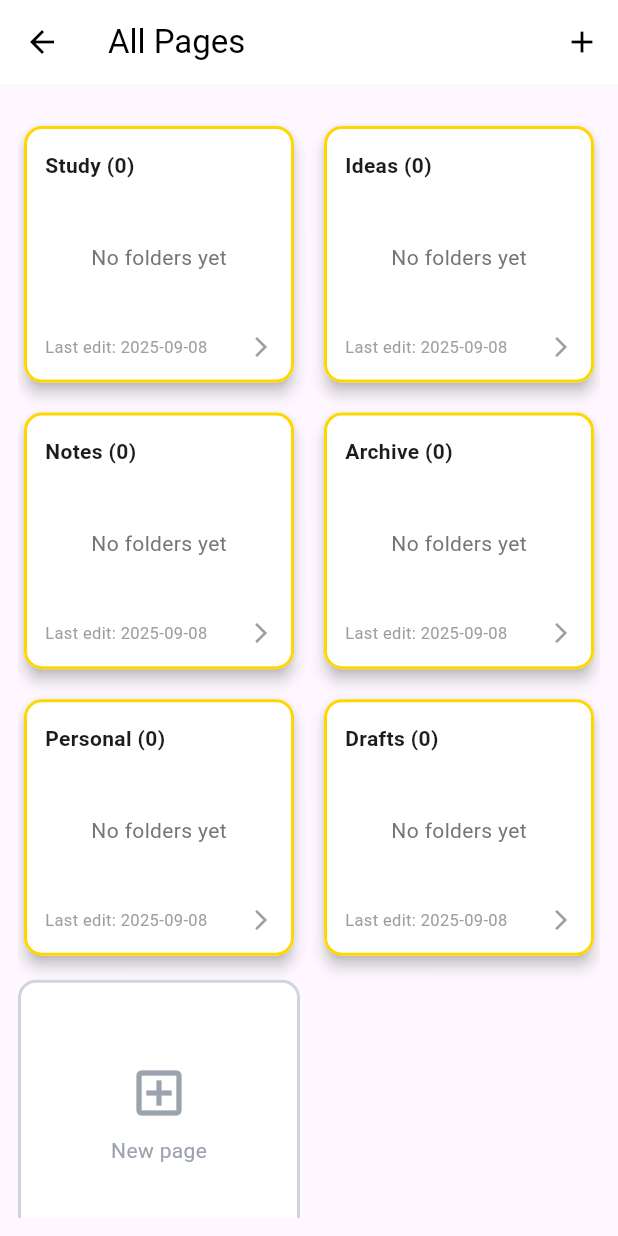
After one commit to Mohamed03-T/Note-App, a Flutter app: the screen it shows after launch, after a tap on an icon or button, on a phone screen of 412 x 824 dp. The commit adds this screen. Run offline on Flutter 3.47's test engine with Material 3 defaults, Android fonts, the phone set to English and light mode, and no system bars; our stand-ins replace image_picker.

Commit message:
new page for all_pages_screen

```diff
--- /dev/null
+++ b/lib/models/page_model.dart
@@ -0,0 +1,18 @@
+import 'package:flutter/material.dart';
+
+class PageModel {
+  String id;
+  String title;
+  int folderCount;
+  DateTime lastModified;
+  Color color;
+
+  PageModel({
+    required this.id,
+    required this.title,
+    this.folderCount = 0,
+    DateTime? lastModified,
+    Color? color,
+  })  : lastModified = lastModified ?? DateTime.now(),
+        color = color ?? const Color(0xFFD4AF37);
+}
--- /dev/null
+++ b/lib/screens/notes/all_pages_screen.dart
@@ -0,0 +1,323 @@
+import 'package:flutter/material.dart';
+import '../../models/page_model.dart';
+import '../../repositories/notes_repository.dart';
+import 'page_folders_screen.dart';
+
+class AllPagesScreen extends StatefulWidget {
+  final List<PageModel> pages;
+  final ValueChanged<List<PageModel>> onChanged; // notify parent of reorder/edits
+
+  const AllPagesScreen({super.key, required this.pages, required this.onChanged});
+
+  @override
+  State<AllPagesScreen> createState() => _AllPagesScreenState();
+}
+
+class _AllPagesScreenState extends State<AllPagesScreen> {
+  late List<PageModel> _pages;
+
+  @override
+  void initState() {
+    super.initState();
+    _pages = List.from(widget.pages);
+  }
+
+  Future<void> _showCreateDialog() async {
+    final controller = TextEditingController();
+    final res = await showDialog<String>(context: context, builder: (ctx) => AlertDialog(
+      title: const Text('Create page'),
+      content: TextField(controller: controller, decoration: const InputDecoration(hintText: 'Page name')),
+      actions: [TextButton(onPressed: () => Navigator.of(ctx).pop(), child: const Text('Cancel')), ElevatedButton(onPressed: () => Navigator.of(ctx).pop(controller.text.trim()), child: const Text('Create'))],
+    ));
+    if (res != null && res.isNotEmpty) {
+      setState(() => _pages.add(PageModel(id: DateTime.now().millisecondsSinceEpoch.toString(), title: res)));
+      widget.onChanged(_pages);
+    }
+  }
+
+  void _rename(PageModel p) async {
+    final controller = TextEditingController(text: p.title);
+    final res = await showDialog<String>(context: context, builder: (ctx) => AlertDialog(
+      title: const Text('Rename page'),
+      content: TextField(controller: controller),
+      actions: [TextButton(onPressed: () => Navigator.of(ctx).pop(), child: const Text('Cancel')), ElevatedButton(onPressed: () => Navigator.of(ctx).pop(controller.text.trim()), child: const Text('Save'))],
+    ));
+    if (res != null && res.isNotEmpty) {
+      setState(() {
+        final idx = _pages.indexWhere((x) => x.id == p.id);
+        if (idx != -1) _pages[idx] = PageModel(id: p.id, title: res, folderCount: p.folderCount, lastModified: DateTime.now(), color: p.color);
+      });
+      widget.onChanged(_pages);
+    }
+  }
+
+  void _changeColor(PageModel p) async {
+    // Minimal color chooser
+    final colors = [Colors.amber, Colors.redAccent, Colors.blueAccent, Colors.green];
+    final res = await showDialog<Color>(context: context, builder: (ctx) => AlertDialog(
+      title: const Text('Choose color'),
+      content: Wrap(spacing: 8, children: colors.map((c) => GestureDetector(onTap: () => Navigator.of(ctx).pop(c), child: Container(width: 40, height: 40, decoration: BoxDecoration(color: c, borderRadius: BorderRadius.circular(6))))).toList()),
+    ));
+    if (res != null) {
+      setState(() {
+        final idx = _pages.indexWhere((x) => x.id == p.id);
+        if (idx != -1) _pages[idx] = PageModel(id: p.id, title: p.title, folderCount: p.folderCount, lastModified: DateTime.now(), color: res);
+      });
+      widget.onChanged(_pages);
+    }
+  }
+
+  @override
+  Widget build(BuildContext context) {
+    return Scaffold(
+      appBar: AppBar(title: const Text('All Pages'), backgroundColor: Colors.white, foregroundColor: Colors.black, actions: [IconButton(icon: const Icon(Icons.add), onPressed: _showCreateDialog)]),
+      body: Padding(
+        padding: const EdgeInsets.all(12.0),
+        child: LayoutBuilder(builder: (context, constraints) {
+          final width = constraints.maxWidth;
+          int crossAxisCount;
+          double childAspect = 1.0;
+
+          if (width < 360) {
+            crossAxisCount = 1;
+            childAspect = 1.2;
+          } else if (width < 1000) {
+            crossAxisCount = 2;
+            childAspect = 1.05;
+          } else if (width < 1400) {
+            crossAxisCount = 3;
+            childAspect = 1.0;
+          } else {
+            crossAxisCount = 4;
+            childAspect = 1.0;
+          }
+
+          final items = [..._pages, null];
+
+          return GridView.builder(
+            padding: const EdgeInsets.symmetric(vertical: 12),
+            gridDelegate: SliverGridDelegateWithFixedCrossAxisCount(
+              crossAxisCount: crossAxisCount,
+              childAspectRatio: childAspect,
+              crossAxisSpacing: 12,
+              mainAxisSpacing: 12,
+            ),
+            itemCount: items.length,
+            itemBuilder: (ctx, i) {
+              final p = items[i];
+              if (p == null) return _buildNewPageCard();
+              return _buildPageCard(p);
+            },
+          );
+        }),
+      ),
+    );
+  }
+
+  Widget _buildPageCard(PageModel p) {
+    return PageCard(
+      page: p,
+      onTap: () {
+  // open the page and show its folders
+  final repo = NotesRepository();
+  final folders = repo.getDefaultFolders();
+  Navigator.of(context).push(MaterialPageRoute(builder: (ctx) => PageFoldersScreen(page: p, folders: folders, onOpenFolder: (f) { Navigator.of(ctx).push(MaterialPageRoute(builder: (_) => Container())); }, onAddFolder: () {}, onRenameRequest: (f) {}, onDeleteRequest: (f) {})));
+      },
+      onRenameRequest: _rename,
+      onChangeColorRequest: _changeColor,
+      onDeleteRequest: (page) {
+        setState(() {
+          _pages.removeWhere((x) => x.id == page.id);
+          widget.onChanged(_pages);
+        });
+      },
+    );
+  }
+
+  Widget _buildNewPageCard() {
+    return GestureDetector(
+      onTap: _showCreateDialog,
+      child: Container(
+        height: 220,
+        decoration: BoxDecoration(color: Colors.white, borderRadius: BorderRadius.circular(12), border: Border.all(color: const Color(0xFFD1D5DB), width: 2),),
+        child: Center(child: Column(mainAxisSize: MainAxisSize.min, children: const [ Icon(Icons.add_box_outlined, size: 40, color: Color(0xFF9CA3AF)), SizedBox(height: 8), Text('New page', style: TextStyle(color: Color(0xFF9CA3AF))), ],),),
+      ),
+    );
+  }
+}
+
+class PageCard extends StatefulWidget {
+  final PageModel page;
+  final VoidCallback onTap;
+  final ValueChanged<PageModel> onRenameRequest;
+  final ValueChanged<PageModel> onChangeColorRequest;
+  final ValueChanged<PageModel> onDeleteRequest;
+
+  const PageCard({
+    super.key,
+    required this.page,
+    required this.onTap,
+    required this.onRenameRequest,
+    required this.onChangeColorRequest,
+    required this.onDeleteRequest,
+  });
+
+  @override
+  State<PageCard> createState() => _PageCardState();
+}
+
+class _PageCardState extends State<PageCard> {
+  double _scale = 1.0;
+
+  void _onTapDown(TapDownDetails _) => setState(() => _scale = 0.98);
+  void _onTapUp(TapUpDetails details) {
+    setState(() => _scale = 1.0);
+    widget.onTap();
+  }
+
+  void _onTapCancel() => setState(() => _scale = 1.0);
+
+  @override
+  Widget build(BuildContext context) {
+    final page = widget.page;
+
+    return GestureDetector(
+      onTapDown: _onTapDown,
+      onTapUp: _onTapUp,
+      onTapCancel: _onTapCancel,
+      onLongPress: () => _showPageActions(context, page),
+      child: AnimatedContainer(
+        duration: const Duration(milliseconds: 120),
+        transform: Matrix4.identity()..scale(_scale, _scale),
+        curve: Curves.easeOut,
+        child: Card(
+          shape: RoundedRectangleBorder(
+            side: const BorderSide(color: Color(0xFFFFD700), width: 2),
+            borderRadius: BorderRadius.circular(12),
+          ),
+          color: Colors.white,
+          elevation: 4,
+          child: Padding(
+            padding: const EdgeInsets.symmetric(horizontal: 14, vertical: 16),
+            child: ConstrainedBox(
+              constraints: const BoxConstraints(minHeight: 220),
+              child: Column(
+                crossAxisAlignment: CrossAxisAlignment.start,
+                children: [
+                  // Title row
+                  Row(
+                    children: [
+                      Expanded(
+                          child: Text(
+                            '${page.title} (${page.folderCount})',
+                            style: const TextStyle(fontWeight: FontWeight.w700, fontSize: 14),
+                            overflow: TextOverflow.ellipsis,
+                          ),
+                      ),
+                    ],
+                  ),
+
+                  const SizedBox(height: 8),
+
+                  // Preview zone: a flexible area with small previews
+                  Expanded(
+                    child: LayoutBuilder(builder: (context, constraints) {
+                      return SingleChildScrollView(
+                        physics: const NeverScrollableScrollPhysics(),
+                        child: ConstrainedBox(
+                          constraints: BoxConstraints(minHeight: 0, maxHeight: constraints.maxHeight),
+                          child: _buildPreviewZone(page),
+                        ),
+                      );
+                    }),
+                  ),
+
+                  const SizedBox(height: 8),
+
+                  // Last edit + chevron. Use Expanded on the text so it can't overflow the row.
+                  Row(
+                    mainAxisAlignment: MainAxisAlignment.spaceBetween,
+                    children: [
+                      Expanded(
+                        child: Text(
+                          'Last edit: ${page.lastModified.toLocal().toString().split(' ').first}',
+                          style: const TextStyle(fontSize: 11, color: Colors.grey),
+                          overflow: TextOverflow.ellipsis,
+                          maxLines: 1,
+                        ),
+                      ),
+                      const SizedBox(width: 8),
+                      const Icon(Icons.arrow_forward_ios, size: 16, color: Colors.grey),
+                    ],
+                  ),
+                ],
+              ),
+            ),
+          ),
+        ),
+      ),
+    );
+  }
+
+  void _showPageActions(BuildContext context, PageModel page) {
+    showModalBottomSheet(
+      context: context,
+      shape: const RoundedRectangleBorder(borderRadius: BorderRadius.vertical(top: Radius.circular(12))),
+      builder: (ctx) => SafeArea(
+        child: Column(
+          mainAxisSize: MainAxisSize.min,
+          children: [
+            ListTile(
+              leading: const Icon(Icons.edit),
+              title: const Text('Rename'),
+              onTap: () {
+                Navigator.of(ctx).pop();
+                widget.onRenameRequest(page);
+              },
+            ),
+            ListTile(
+              leading: const Icon(Icons.color_lens),
+              title: const Text('Change color'),
+              onTap: () {
+                Navigator.of(ctx).pop();
+                widget.onChangeColorRequest(page);
+              },
+            ),
+            ListTile(
+              leading: const Icon(Icons.delete_outline),
+              title: const Text('Delete'),
+              onTap: () {
+                Navigator.of(ctx).pop();
+                widget.onDeleteRequest(page);
+              },
+            ),
+          ],
+        ),
+      ),
+    );
+  }
+
+  Widget _buildPreviewZone(PageModel page) {
+    if (page.folderCount == 0) {
+      return Center(
+        child: Text('No folders yet', style: TextStyle(color: Colors.grey.shade600)),
+      );
+    }
+
+    final count = page.folderCount >= 3 ? 3 : page.folderCount;
+    final previews = List<Widget>.generate(count, (i) {
+      return Row(
+        children: [
+          const Icon(Icons.folder, size: 18, color: Colors.grey),
+          const SizedBox(width: 8),
+          Expanded(child: Text('Folder ${i + 1}', style: TextStyle(color: Colors.grey.shade700, fontSize: 12))),
+        ],
+      );
+    });
+
+    return Column(
+      crossAxisAlignment: CrossAxisAlignment.start,
+      children: previews.map((w) => Padding(padding: const EdgeInsets.only(bottom: 6), child: w)).toList(),
+    );
+  }
+}
--- a/lib/screens/notes/notes_home.dart
+++ b/lib/screens/notes/notes_home.dart
@@ -2,6 +2,9 @@ import 'package:flutter/material.dart';
 import 'pages_top_bar.dart';
 import 'folders_grid.dart';
 import '../../models/folder_model.dart';
+import '../../models/page_model.dart';
+import 'all_pages_screen.dart';
+import 'page_folders_screen.dart';
 import '../../repositories/notes_repository.dart';
 import 'folder_notes_screen.dart';
 
@@ -20,9 +23,12 @@ class _NotesHomeState extends State<NotesHome> {
   void initState() {
     super.initState();
     _folders = _repo.getDefaultFolders();
+    _pages = ['Study', 'Ideas', 'Notes', 'Archive', 'Personal', 'Drafts']
+        .map((t) => PageModel(id: t, title: t, folderCount: 0))
+        .toList();
   }
 
-  final List<String> _pages = ['Study', 'Ideas', 'Notes', 'Archive', 'Personal', 'Drafts'];
+  late List<PageModel> _pages;
 
   void _addFolderDialog() {
     final controller = TextEditingController();
@@ -104,40 +110,18 @@ class _NotesHomeState extends State<NotesHome> {
     );
   }
 
-  void _openAllPages() {
-    showModalBottomSheet(
-      context: context,
-      isScrollControlled: true,
-      builder: (ctx) => FractionallySizedBox(
-        heightFactor: 0.95,
-        child: Scaffold(
-          appBar: AppBar(title: const Text('Pages'), actions: [ TextButton.icon(onPressed: () { Navigator.of(ctx).pop(); _createNewPageDialog(); }, icon: const Icon(Icons.add, color: Colors.white), label: const Text('New Page', style: TextStyle(color: Colors.white))) ]),
-          body: Padding(
-            padding: const EdgeInsets.all(12),
-            child: GridView.builder(
-              gridDelegate: const SliverGridDelegateWithFixedCrossAxisCount(crossAxisCount: 2, childAspectRatio: 3, crossAxisSpacing: 12, mainAxisSpacing: 12),
-              itemCount: _pages.length,
-              itemBuilder: (c, i) => Card(child: InkWell(onTap: () { Navigator.of(ctx).pop(); ScaffoldMessenger.of(context).showSnackBar(SnackBar(content: Text('Open page: ${_pages[i]}'))); }, child: Padding(padding: const EdgeInsets.all(12.0), child: Row(children: [ const Icon(Icons.description), const SizedBox(width: 12), Expanded(child: Text(_pages[i], style: const TextStyle(fontWeight: FontWeight.w600))), ])))),
-            ),
-          ),
-        ),
-      ),
-    );
+  void _openAllPages() async {
+    await Navigator.of(context).push(MaterialPageRoute(builder: (ctx) => AllPagesScreen(pages: _pages, onChanged: (p) { setState(() => _pages = p); })));
   }
 
-  void _createNewPageDialog() {
-    final controller = TextEditingController();
-    showDialog(
-      context: context,
-      builder: (ctx) => AlertDialog(
-        title: const Text('Create page'),
-        content: TextField(controller: controller, decoration: const InputDecoration(hintText: 'Page name')),
-        actions: [
-          TextButton(onPressed: () => Navigator.of(ctx).pop(), child: const Text('Cancel')),
-          ElevatedButton(onPressed: () { final title = controller.text.trim(); if (title.isNotEmpty) { setState(() => _pages.insert(0, title)); } Navigator.of(ctx).pop(); }, child: const Text('Create')),
-        ],
-      ),
-    );
+
+
+  void _openPageByIndex(int index) {
+    if (index < 0 || index >= _pages.length) return;
+    final page = _pages[index];
+    final repo = NotesRepository();
+    final folders = repo.getDefaultFolders();
+    Navigator.of(context).push(MaterialPageRoute(builder: (ctx) => PageFoldersScreen(page: page, folders: folders, onOpenFolder: (f) => _openFolder(f), onAddFolder: _addFolderDialog, onRenameRequest: _requestRenameFolder, onDeleteRequest: _requestDeleteFolder)));
   }
 
   @override
@@ -145,7 +129,7 @@ class _NotesHomeState extends State<NotesHome> {
     return Scaffold(
       backgroundColor: Colors.white,
       appBar: AppBar(backgroundColor: Colors.white, elevation: 0, centerTitle: true, iconTheme: const IconThemeData(color: Colors.black), title: const Text('Notes', style: TextStyle(color: Colors.black)),),
-      body: Column(children: [ PagesTopBar(pages: _pages, onOpenAllPages: _openAllPages), const SizedBox(height: 8), Expanded(child: Padding(padding: const EdgeInsets.symmetric(horizontal: 12), child: FoldersGrid(folders: _folders, onAddFolder: _addFolderDialog, onOpenFolder: _openFolder, onRenameRequest: _requestRenameFolder, onDeleteRequest: _requestDeleteFolder, ),),), ],),
+  body: Column(children: [ PagesTopBar(pageModels: _pages, onOpenAllPages: _openAllPages, onPageSelected: _openPageByIndex), const SizedBox(height: 8), Expanded(child: Padding(padding: const EdgeInsets.symmetric(horizontal: 12), child: FoldersGrid(folders: _folders, onAddFolder: _addFolderDialog, onOpenFolder: _openFolder, onRenameRequest: _requestRenameFolder, onDeleteRequest: _requestDeleteFolder, ),),), ],),
 
     );
   }
--- /dev/null
+++ b/lib/screens/notes/page_folders_screen.dart
@@ -0,0 +1,24 @@
+import 'package:flutter/material.dart';
+import '../../models/page_model.dart';
+import '../../models/folder_model.dart';
+import 'folders_grid.dart';
+
+class PageFoldersScreen extends StatelessWidget {
+  final PageModel page;
+  final List<FolderModel> folders;
+  final ValueChanged<FolderModel> onOpenFolder;
+  final VoidCallback onAddFolder;
+  final ValueChanged<FolderModel> onRenameRequest;
+  final ValueChanged<FolderModel> onDeleteRequest;
+
+  const PageFoldersScreen({super.key, required this.page, required this.folders, required this.onOpenFolder, required this.onAddFolder, required this.onRenameRequest, required this.onDeleteRequest});
+
+  @override
+  Widget build(BuildContext context) {
+    return Scaffold(
+      appBar: AppBar(title: Text(page.title), backgroundColor: Colors.white, foregroundColor: Colors.black, elevation: 0),
+      backgroundColor: Colors.white,
+      body: Padding(padding: const EdgeInsets.symmetric(horizontal: 12), child: FoldersGrid(folders: folders, onAddFolder: onAddFolder, onOpenFolder: onOpenFolder, onRenameRequest: onRenameRequest, onDeleteRequest: onDeleteRequest)),
+    );
+  }
+}
--- a/lib/screens/notes/pages_top_bar.dart
+++ b/lib/screens/notes/pages_top_bar.dart
@@ -1,11 +1,14 @@
 import 'package:flutter/material.dart';
+import '../../models/page_model.dart';
 
-/// Styled pages tabs bar that resembles the Figma-style tabs in the design.
+/// Styled pages tabs bar.
 class PagesTopBar extends StatefulWidget {
-  final List<String> pages;
+  final List<String>? pages; // legacy
+  final List<PageModel>? pageModels;
   final VoidCallback onOpenAllPages;
+  final ValueChanged<int>? onPageSelected;
 
-  const PagesTopBar({super.key, required this.pages, required this.onOpenAllPages});
+  const PagesTopBar({super.key, this.pages, this.pageModels, required this.onOpenAllPages, this.onPageSelected}) : assert(pages != null || pageModels != null);
 
   @override
   State<PagesTopBar> createState() => _PagesTopBarState();
@@ -16,13 +19,14 @@ class _PagesTopBarState extends State<PagesTopBar> {
 
   static const Color _primary = Color(0xFFD4AF37);
   static const Color _accent = Color(0xFFF5F5F5);
-  static const Color _textSecondary = Color(0xFF666666);
+  static const Color _textSecondary = Color(0xFF000000);
 
   @override
   Widget build(BuildContext context) {
-    final pages = widget.pages;
-    final visible = pages.take(4).toList();
-    final hiddenCount = (pages.length - visible.length).clamp(0, pages.length);
+    final names = widget.pageModels?.map((p) => p.title).toList() ?? widget.pages!;
+    // show first 3 and a hidden counter as requested
+    final visible = names.take(3).toList();
+    final hiddenCount = (names.length - visible.length).clamp(0, names.length);
 
     return SizedBox(
       height: 64,
@@ -34,16 +38,19 @@ class _PagesTopBarState extends State<PagesTopBar> {
               child: Container(
                 height: 44,
                 decoration: BoxDecoration(color: _accent, borderRadius: BorderRadius.circular(12)),
-                padding: const EdgeInsets.all(4),
+                padding: const EdgeInsets.all(6),
                 child: Row(
                   children: [
                     for (var i = 0; i < visible.length; i++)
                       Expanded(
                         child: GestureDetector(
-                          onTap: () => setState(() => _selected = i),
+                          onTap: () {
+                            setState(() => _selected = i);
+                            widget.onPageSelected?.call(i);
+                          },
                           child: AnimatedContainer(
                             duration: const Duration(milliseconds: 180),
-                            margin: const EdgeInsets.symmetric(horizontal: 4),
+                            margin: const EdgeInsets.symmetric(horizontal: 6),
                             decoration: BoxDecoration(
                               color: _selected == i ? _primary : Colors.transparent,
                               borderRadius: BorderRadius.circular(8),
@@ -64,11 +71,11 @@ class _PagesTopBarState extends State<PagesTopBar> {
                       GestureDetector(
                         onTap: widget.onOpenAllPages,
                         child: Container(
-                          margin: const EdgeInsets.symmetric(horizontal: 4),
-                          padding: const EdgeInsets.symmetric(horizontal: 10),
+                          margin: const EdgeInsets.symmetric(horizontal: 6),
+                          padding: const EdgeInsets.symmetric(horizontal: 12),
                           height: 36,
                           decoration: BoxDecoration(color: _primary, borderRadius: BorderRadius.circular(8)),
-                          child: Center(child: Text('\uff0b$hiddenCount', style: const TextStyle(color: Colors.white))),
+                          child: Center(child: Text('$hiddenCount', style: const TextStyle(color: Colors.white, fontWeight: FontWeight.bold))),
                         ),
                       ),
                   ],
--- a/pubspec.yaml
+++ b/pubspec.yaml
@@ -35,6 +35,7 @@ dependencies:
   # Use with the CupertinoIcons class for iOS style icons.
   cupertino_icons: ^1.0.8
   image_picker: ^0.8.7+4
+  reorderables: ^0.6.0
 
 dev_dependencies:
   flutter_test:
```
Also changed, not shown: lib/screens/notes/folder_notes_screen.dart (+43 -35 lines), pubspec.lock.
